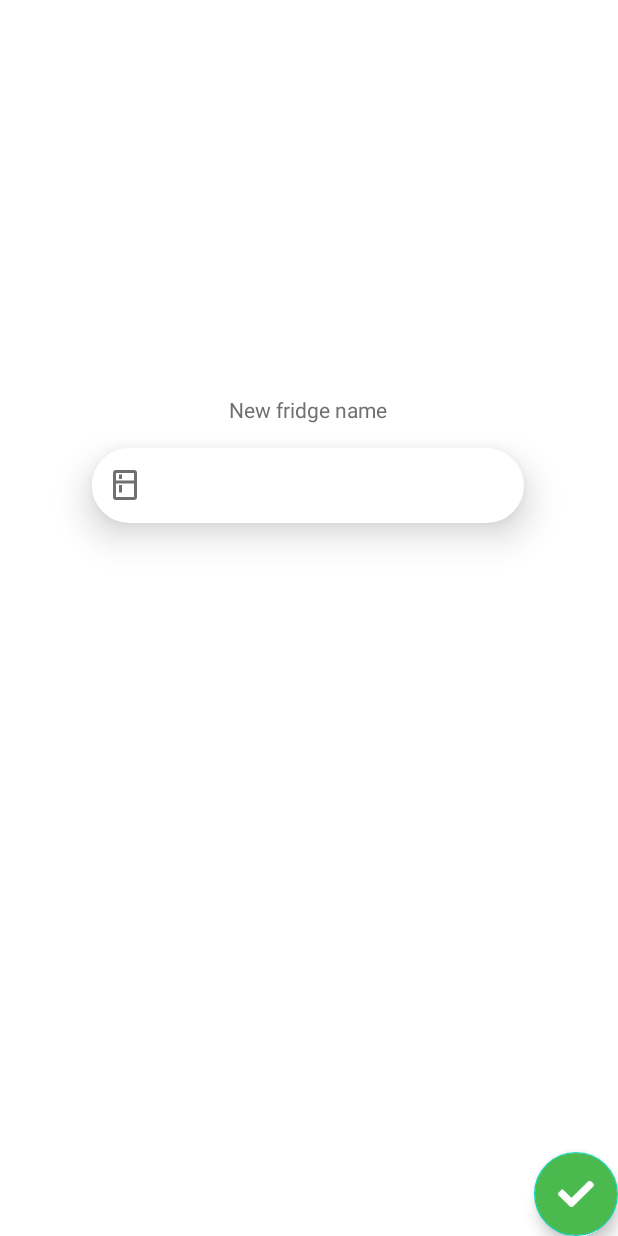
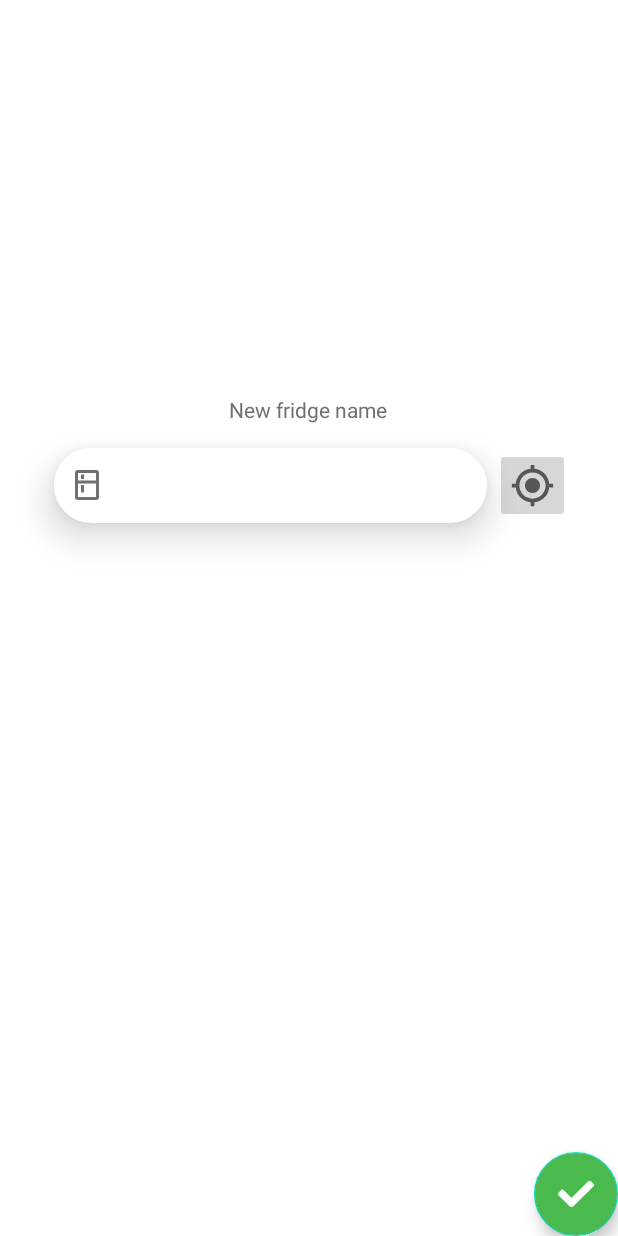
Before and after one commit to CorentinRuiz/TousAntiGaspi, an Android app: the layout pop_up_add_fridge.xml on its own in the app's theme, with its tools: preview values and no code run, on a phone screen of 412 x 824 dp. Run offline under Robolectric (Android 15) with nearby library versions, the phone set to English and light mode, and no system bars.

Commit message:
Add the location button on edit and add fridge

```diff
--- a/android app/app/src/main/java/edu/poly/tousantigaspi/activity/AddFirstFrigoActivity.java
+++ b/android app/app/src/main/java/edu/poly/tousantigaspi/activity/AddFirstFrigoActivity.java
@@ -87,11 +87,7 @@ public class AddFirstFrigoActivity extends AppCompatActivity implements Location
     }
 
     public void requestLocation(){
-        try {
-            MyNavigationService.getLocation(this, this);
-        } catch (Exception e) {
-            Toast.makeText(this, e.getMessage(), Toast.LENGTH_SHORT).show();
-        }
+        MyNavigationService.getLocation(this, this);
     }
 
     @Override
--- a/android app/app/src/main/java/edu/poly/tousantigaspi/util/MyNavigationService.java
+++ b/android app/app/src/main/java/edu/poly/tousantigaspi/util/MyNavigationService.java
@@ -13,11 +13,12 @@ import edu.poly.tousantigaspi.R;
 
 public class MyNavigationService {
 
-    public static void getLocation(Context context, LocationListener locationListener) throws Exception{
+    public static void getLocation(Context context, LocationListener locationListener){
 
         if (ActivityCompat.checkSelfPermission(context, Manifest.permission.ACCESS_COARSE_LOCATION) != PackageManager.PERMISSION_GRANTED ||
                 ActivityCompat.checkSelfPermission(context, Manifest.permission.ACCESS_FINE_LOCATION) != PackageManager.PERMISSION_GRANTED){
-            throw new Exception("Permissions have not been granted!");
+            Toast.makeText(context, R.string.permission_not_granted, Toast.LENGTH_LONG).show();
+            return;
         }
 
 
--- a/android app/app/src/main/res/layout/activity_add_first_frigo.xml
+++ b/android app/app/src/main/res/layout/activity_add_first_frigo.xml
@@ -98,6 +98,7 @@
         android:background="@drawable/rounded_edit_text"
         android:elevation="15dp"
         android:inputType="text"
+        android:maxLength="20"
         android:paddingStart="10dp"
         android:paddingEnd="10dp"
         android:drawableStart="@drawable/ic_kitchen_black"
--- a/android app/app/src/main/res/layout/pop_up_add_fridge.xml
+++ b/android app/app/src/main/res/layout/pop_up_add_fridge.xml
@@ -14,16 +14,29 @@
         android:elevation="15dp"
         android:inputType="text"
         android:maxLength="20"
+        android:layout_marginStart="36dp"
         android:paddingStart="10dp"
         android:paddingEnd="10dp"
         android:textAllCaps="false"
         app:layout_constraintBottom_toBottomOf="parent"
-        app:layout_constraintEnd_toEndOf="parent"
-        app:layout_constraintHorizontal_bias="0.495"
         app:layout_constraintStart_toStartOf="parent"
         app:layout_constraintTop_toTopOf="parent"
         app:layout_constraintVertical_bias="0.386"
         app:layout_constraintWidth_percent="0.7" />
+
+    <ImageButton
+        android:id="@+id/useLocationAddFrigoButton"
+        android:layout_width="wrap_content"
+        android:layout_height="wrap_content"
+        android:layout_marginEnd="32dp"
+        android:layout_marginStart="5dp"
+        android:padding="10dp"
+        app:layout_constraintBottom_toBottomOf="parent"
+        app:layout_constraintEnd_toEndOf="parent"
+        app:layout_constraintStart_toEndOf="@+id/frigoAddInput"
+        app:layout_constraintTop_toTopOf="parent"
+        app:layout_constraintVertical_bias="0.386"
+        app:srcCompat="@drawable/ic_baseline_my_location_24" />
 
     <TextView
         android:layout_width="wrap_content"
--- a/android app/app/src/main/res/values/strings.xml
+++ b/android app/app/src/main/res/values/strings.xml
@@ -65,4 +65,5 @@
     <string name="location_permission_refused">You need to authorize the use of the localization to recover your position!</string>
     <string name="date_format">Days/Month/Years</string>
     <string name="gps_not_enabled">You need to enable the GPS to use your location</string>
+    <string name="permission_not_granted">Permissions have not been granted!</string>
 </resources>
```
Also changed, not shown: android app/app/src/main/java/edu/poly/tousantigaspi/fragment/ListFragment.java (+114 -47 lines), android app/app/src/main/res/layout/pop_up_modify_fridge.xml (+15 -2 lines), 1 other file.
